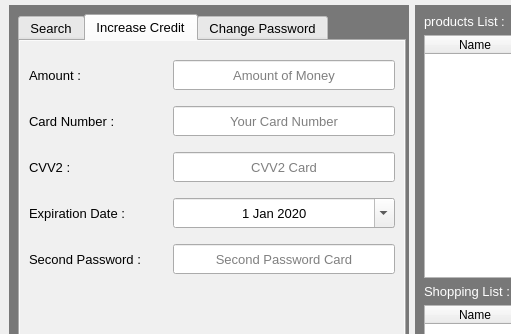
Above: AP_Project/user_page.ui from alirrah/AP_Project before the change; both pictures show x 0 to 511 and y 134 to 468 of the 1100 by 700 pixel window. Below: the same form after it.
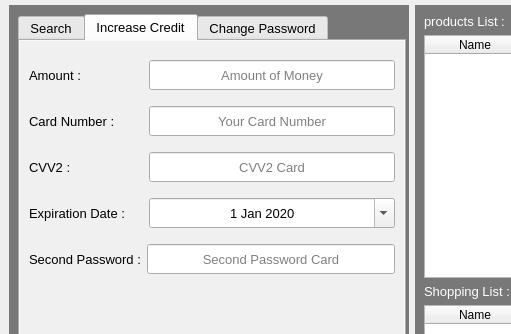
That is the form after the change. The open tabs and pages were chosen to show the change. Icons and pictures are not drawn.

```diff
--- a/AP_Project/user_page.ui
+++ b/AP_Project/user_page.ui
@@ -668,7 +668,7 @@
                    </property>
                    <property name="maximumSize">
                     <size>
-                     <width>222</width>
+                     <width>246</width>
                      <height>16777215</height>
                     </size>
                    </property>
@@ -736,7 +736,7 @@
                    </property>
                    <property name="maximumSize">
                     <size>
-                     <width>222</width>
+                     <width>246</width>
                      <height>16777215</height>
                     </size>
                    </property>
@@ -804,13 +804,13 @@
                   <widget class="QLineEdit" name="cvv2_txt">
                    <property name="minimumSize">
                     <size>
-                     <width>222</width>
+                     <width>246</width>
                      <height>30</height>
                     </size>
                    </property>
                    <property name="maximumSize">
                     <size>
-                     <width>222</width>
+                     <width>246</width>
                      <height>16777215</height>
                     </size>
                    </property>
@@ -872,13 +872,13 @@
                   <widget class="QDateEdit" name="date_txt">
                    <property name="minimumSize">
                     <size>
-                     <width>222</width>
+                     <width>246</width>
                      <height>30</height>
                     </size>
                    </property>
                    <property name="maximumSize">
                     <size>
-                     <width>222</width>
+                     <width>246</width>
                      <height>16777215</height>
                     </size>
                    </property>
@@ -987,7 +987,7 @@
                    </property>
                    <property name="maximumSize">
                     <size>
-                     <width>222</width>
+                     <width>2222</width>
                      <height>16777215</height>
                     </size>
                    </property>
```
Left out of the diff: 8 changed lines with no effect on the pictures.
